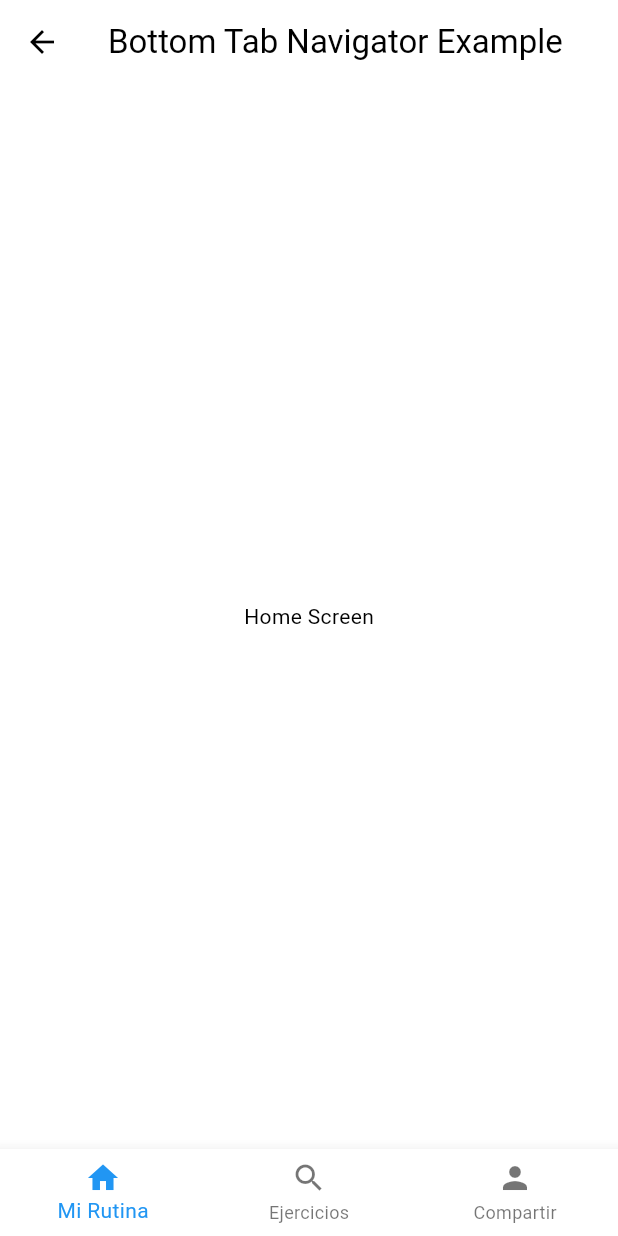
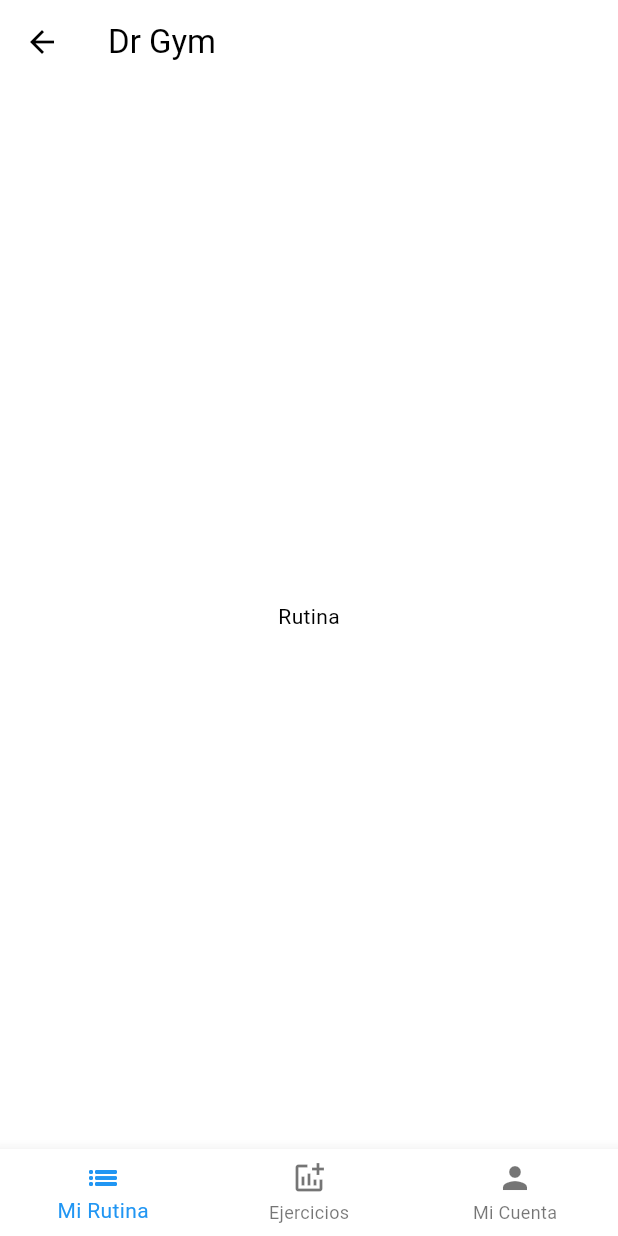
Before and after one commit to pepeul1191/flutter-aprendiendo2, a Flutter app: the HomePage screen opened directly, on a phone screen of 412 x 824 dp. Run offline on Flutter 3.47's test engine with Material 3 defaults, Android fonts, the phone set to English and light mode, and no system bars; our stand-ins replace flutter_markdown, font_awesome_flutter, get.

Commit message:
cada vista del bottom nav en un archivo

```diff
--- /dev/null
+++ b/lib/pages/exercise/exercise_page.dart
@@ -0,0 +1,8 @@
+import 'package:flutter/material.dart';
+
+class ExercisePage extends StatelessWidget {
+  @override
+  Widget build(BuildContext context) {
+    return Center(child: Text('Ejercicios'));
+  }
+}
--- a/lib/pages/home/home_page.dart
+++ b/lib/pages/home/home_page.dart
@@ -1,4 +1,7 @@
+import 'package:dr_gym/pages/exercise/exercise_page.dart';
+import 'package:dr_gym/pages/user/user_page.dart';
 import 'package:flutter/material.dart';
+import '../routine/routine_page.dart';
 
 class HomePage extends StatefulWidget {
   @override
@@ -7,10 +10,10 @@ class HomePage extends StatefulWidget {
 
 class _HomePageState extends State<HomePage> {
   int _selectedIndex = 0;
-  static const List<Widget> _widgetOptions = <Widget>[
-    Text('Home Screen'),
-    Text('Search Screen'),
-    Text('Profile Screen'),
+  static List<Widget> _widgetOptions = <Widget>[
+    RoutinePage(),
+    ExercisePage(),
+    UserPage(),
   ];
 
   void _onItemTapped(int index) {
@@ -23,7 +26,7 @@ class _HomePageState extends State<HomePage> {
   Widget build(BuildContext context) {
     return Scaffold(
       appBar: AppBar(
-        title: Text('Bottom Tab Navigator Example'),
+        title: Text('Dr Gym'),
       ),
       body: Center(
         child: _widgetOptions.elementAt(_selectedIndex),
@@ -31,16 +34,16 @@ class _HomePageState extends State<HomePage> {
       bottomNavigationBar: BottomNavigationBar(
         items: <BottomNavigationBarItem>[
           BottomNavigationBarItem(
-            icon: Icon(Icons.home),
+            icon: Icon(Icons.list_outlined),
             label: 'Mi Rutina',
           ),
           BottomNavigationBarItem(
-            icon: Icon(Icons.search),
+            icon: Icon(Icons.addchart_outlined),
             label: 'Ejercicios',
           ),
           BottomNavigationBarItem(
             icon: Icon(Icons.person),
-            label: 'Compartir',
+            label: 'Mi Cuenta',
           ),
         ],
         currentIndex: _selectedIndex,
--- /dev/null
+++ b/lib/pages/routine/routine_page.dart
@@ -0,0 +1,8 @@
+import 'package:flutter/material.dart';
+
+class RoutinePage extends StatelessWidget {
+  @override
+  Widget build(BuildContext context) {
+    return Center(child: Text('Rutina'));
+  }
+}
--- /dev/null
+++ b/lib/pages/user/user_page.dart
@@ -0,0 +1,8 @@
+import 'package:flutter/material.dart';
+
+class UserPage extends StatelessWidget {
+  @override
+  Widget build(BuildContext context) {
+    return Center(child: Text('User'));
+  }
+}
```
